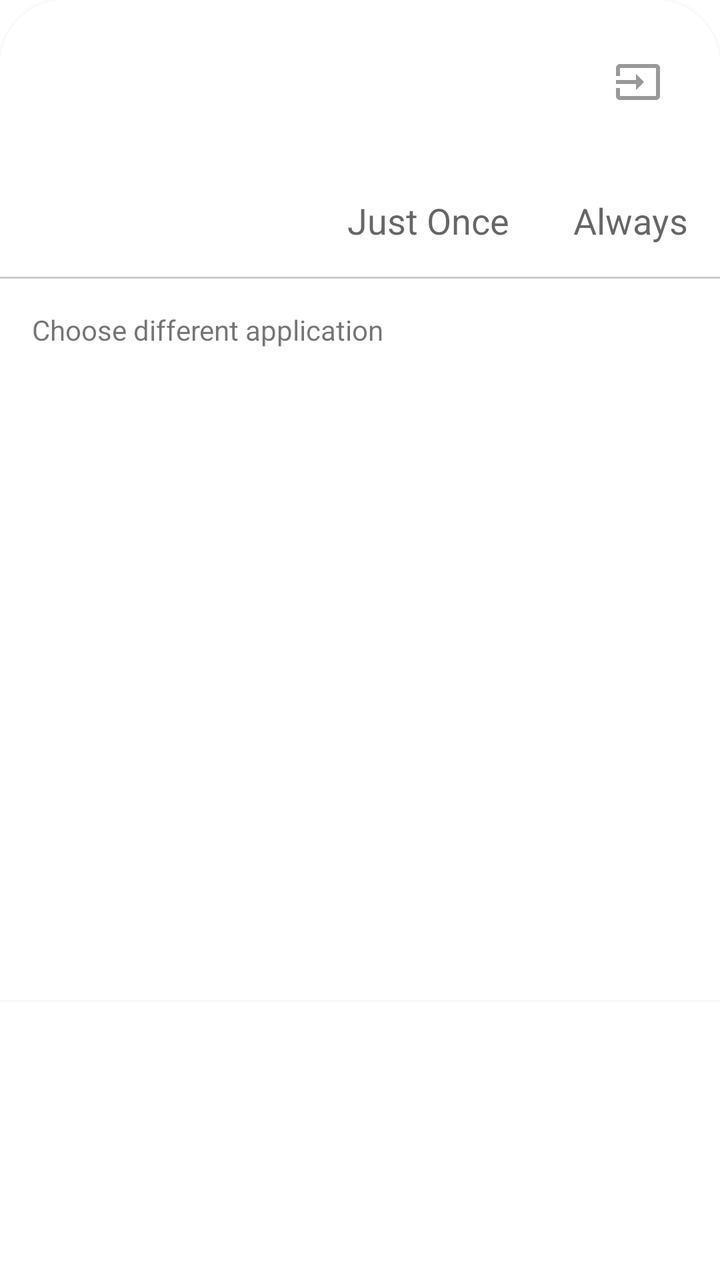
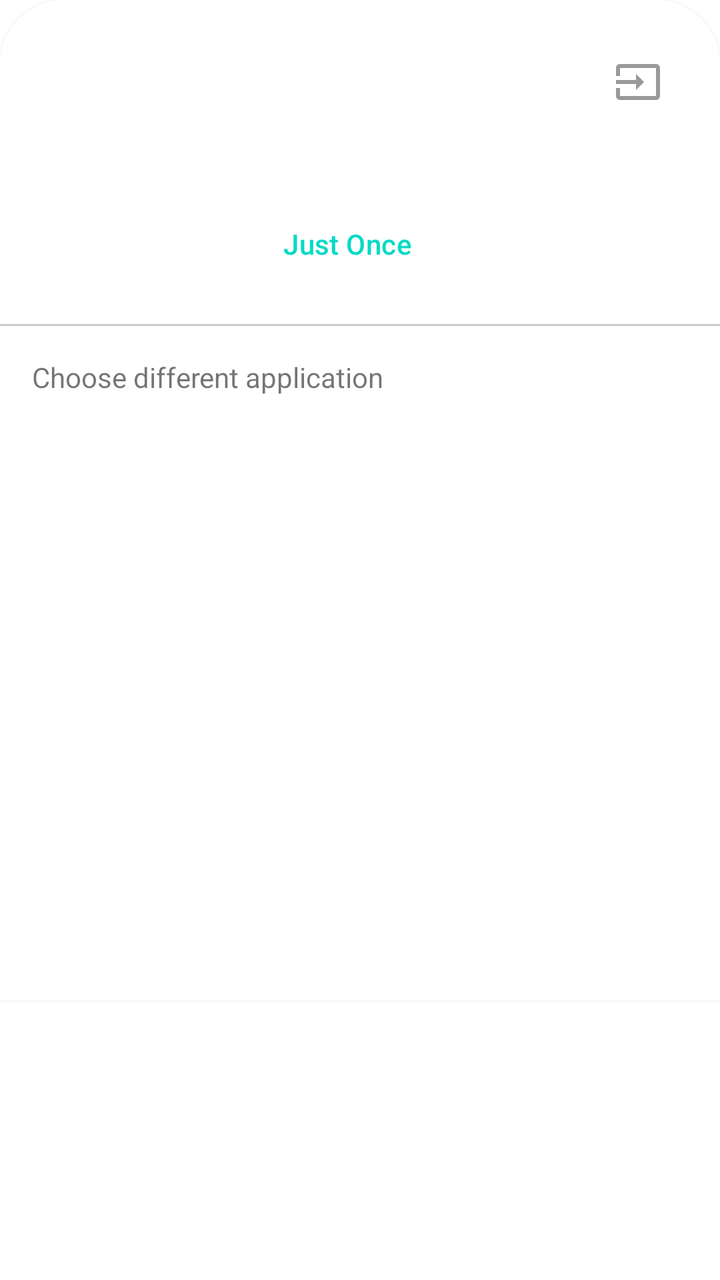

Compare the two renders of this Android layout. The source of the first and the diff that turns it into the second are given below.
<!-- AndroidManifest.xml: fallback theme Theme.MaterialComponents.DayNight.NoActionBar -->
<!-- res/layout/fragment_open_file_dialog.xml -->
<?xml version="1.0" encoding="utf-8"?>
<androidx.constraintlayout.widget.ConstraintLayout
    xmlns:android="http://schemas.android.com/apk/res/android"
    xmlns:app="http://schemas.android.com/apk/res-auto"
    android:id="@+id/parent"
    android:layout_width="@dimen/material_sheet_peek_height"
    android:layout_height="wrap_content"
    android:maxHeight="@dimen/material_sheet_height"
    android:background="@drawable/shape_dialog_bottomsheet_white"
    android:elevation="@dimen/material_generic_card_elevation"
    >
    <androidx.appcompat.widget.AppCompatImageView
        android:id="@+id/last_app_image"
        android:layout_width="60dp"
        android:layout_height="60dp"
        app:layout_constraintStart_toStartOf="parent"
        app:layout_constraintTop_toTopOf="parent"
        android:layout_marginLeft="@dimen/material_generic"
        android:layout_marginStart="@dimen/material_generic"
        android:layout_marginTop="@dimen/material_generic_medium"
        />
    <androidx.appcompat.widget.AppCompatTextView
        android:id="@+id/last_app_title"
        android:layout_width="wrap_content"
        android:layout_height="wrap_content"
        app:layout_constraintLeft_toRightOf="@id/last_app_image"
        app:layout_constraintTop_toTopOf="parent"
        android:layout_marginLeft="@dimen/material_generic"
        android:layout_marginStart="@dimen/material_generic_medium"
        android:layout_marginTop="@dimen/material_generic_medium"
        android:textAppearance="@style/TextAppearance.AppCompat.Large"
        />
    <androidx.appcompat.widget.AppCompatImageButton
        android:id="@+id/open_as_button"
        android:layout_width="50dp"
        android:layout_height="50dp"
        app:layout_constraintRight_toRightOf="parent"
        app:layout_constraintTop_toTopOf="parent"
        android:background="@drawable/ripple_focusable"
        app:srcCompat="@drawable/ic_baseline_input_24"
        android:focusable="true"
        android:layout_margin="@dimen/material_generic"
        />
    <androidx.appcompat.widget.AppCompatTextView
        android:id="@+id/always_button"
        android:layout_width="wrap_content"
        android:layout_height="wrap_content"
        android:text="@string/always"
        android:background="@drawable/ripple_focusable"
        android:focusable="true"
        app:layout_constraintRight_toRightOf="parent"
        app:layout_constraintTop_toBottomOf="@id/open_as_button"
        android:layout_marginTop="@dimen/material_generic_medium"
        android:layout_marginRight="@dimen/material_generic"
        android:layout_marginEnd="@dimen/material_generic"
        android:textAppearance="@style/TextAppearance.AppCompat.Medium"
        />
    <androidx.appcompat.widget.AppCompatTextView
        android:id="@+id/just_once_button"
        android:layout_width="wrap_content"
        android:layout_height="wrap_content"
        android:text="@string/just_once"
        android:background="@drawable/ripple_focusable"
        android:focusable="true"
        app:layout_constraintRight_toLeftOf="@+id/always_button"
        app:layout_constraintTop_toBottomOf="@id/open_as_button"
        android:layout_marginTop="@dimen/material_generic_medium"
        android:layout_marginRight="@dimen/material_generic"
        android:layout_marginEnd="@dimen/material_generic_medium"
        android:textAppearance="@style/TextAppearance.AppCompat.Medium"
        />
    <View
        android:id="@+id/divider"
        android:layout_width="match_parent"
        android:layout_height="@dimen/height_divider"
        app:layout_constraintTop_toBottomOf="@+id/just_once_button"
        android:background="@color/divider_translucent"
        android:layout_marginTop="@dimen/material_generic"
        />

    <androidx.appcompat.widget.AppCompatTextView
        android:id="@+id/choose_different_app_text_view"
        android:layout_width="wrap_content"
        android:layout_height="wrap_content"
        android:text="@string/choose_different_app"
        app:layout_constraintTop_toBottomOf="@id/divider"
        app:layout_constraintLeft_toLeftOf="parent"
        android:layout_margin="@dimen/material_generic"
        />

    <androidx.recyclerview.widget.RecyclerView
        android:id="@+id/apps_recycler_view"
        android:layout_width="match_parent"
        android:layout_height="@dimen/material_sheet_listview_height"
        app:layout_constraintTop_toBottomOf="@+id/choose_different_app_text_view"
        android:layout_marginTop="@dimen/material_generic"
        android:descendantFocusability="afterDescendants"
        />

</androidx.constraintlayout.widget.ConstraintLayout>
<!-- resources referenced by this layout -->
<resources>
  <color name="divider_translucent">#50575757</color>
  <dimen name="height_divider">1dp</dimen>
  <dimen name="material_generic">16dp</dimen>
  <dimen name="material_generic_card_elevation">4dp</dimen>
  <dimen name="material_generic_medium">32dp</dimen>
  <dimen name="material_sheet_height">500dp</dimen>
  <dimen name="material_sheet_listview_height">300dp</dimen>
  <dimen name="material_sheet_peek_height">400dp</dimen>
  <string name="always">Always</string>
  <string name="choose_different_app">Choose different application</string>
  <string name="just_once">Just Once</string>
  <color name="grey_translucent">#59666666</color>
  <!-- unchanged entries left out for length: 4 -->
</resources>

<!-- the commit's change to res/layout/fragment_open_file_dialog.xml (unified diff, before → after) -->
@@ -41,33 +41,31 @@
         android:focusable="true"
         android:layout_margin="@dimen/material_generic"
         />
-    <androidx.appcompat.widget.AppCompatTextView
+    <com.google.android.material.button.MaterialButton
         android:id="@+id/always_button"
+        style="@style/AmazeModDialogActionButtonPrimary"
         android:layout_width="wrap_content"
-        android:layout_height="wrap_content"
+        android:layout_height="48dp"
         android:text="@string/always"
-        android:background="@drawable/ripple_focusable"
         android:focusable="true"
         app:layout_constraintRight_toRightOf="parent"
         app:layout_constraintTop_toBottomOf="@id/open_as_button"
         android:layout_marginTop="@dimen/material_generic_medium"
         android:layout_marginRight="@dimen/material_generic"
         android:layout_marginEnd="@dimen/material_generic"
-        android:textAppearance="@style/TextAppearance.AppCompat.Medium"
         />
-    <androidx.appcompat.widget.AppCompatTextView
+    <com.google.android.material.button.MaterialButton
         android:id="@+id/just_once_button"
+        style="@style/AmazeModDialogActionButtonSecondary"
         android:layout_width="wrap_content"
-        android:layout_height="wrap_content"
+        android:layout_height="48dp"
         android:text="@string/just_once"
-        android:background="@drawable/ripple_focusable"
         android:focusable="true"
         app:layout_constraintRight_toLeftOf="@+id/always_button"
         app:layout_constraintTop_toBottomOf="@id/open_as_button"
         android:layout_marginTop="@dimen/material_generic_medium"
         android:layout_marginRight="@dimen/material_generic"
         android:layout_marginEnd="@dimen/material_generic_medium"
-        android:textAppearance="@style/TextAppearance.AppCompat.Medium"
         />
     <View
         android:id="@+id/divider"
<!-- resource entries referenced after the edit -->
@@ -11,6 +11,75 @@
   <string name="always">Always</string>
   <string name="choose_different_app">Choose different application</string>
   <string name="just_once">Just Once</string>
+  <style name="AmazeModDialogActionButtonPrimary" parent="Widget.MaterialComponents.Button.TextButton.Dialog">
+          <item name="android:background">@drawable/amaze_mod_dialog_action_primary</item>
+          <item name="android:minHeight">48dp</item>
+          <item name="android:minWidth">80dp</item>
+          <item name="android:paddingStart">20dp</item>
+          <item name="android:paddingEnd">20dp</item>
+          <item name="android:paddingLeft">20dp</item>
+          <item name="android:paddingRight">20dp</item>
+          <item name="android:textAllCaps">false</item>
+          <item name="android:fontFamily">sans-serif-medium</item>
+          <item name="android:textStyle">normal</item>
+          <item name="android:textSize">14sp</item>
+          <item name="android:letterSpacing">0.01</item>
+          <item name="android:textColor">?android:attr/textColorPrimaryInverse</item>
+          <item name="android:layout_marginStart">4dp</item>
+          <item name="android:layout_marginEnd">4dp</item>
+      </style>
+  <style name="AmazeModDialogActionButtonSecondary" parent="Widget.MaterialComponents.Button.TextButton.Dialog">
+          <item name="android:background">@drawable/amaze_mod_dialog_action_secondary</item>
+          <item name="android:minHeight">48dp</item>
+          <item name="android:minWidth">80dp</item>
+          <item name="android:paddingStart">20dp</item>
+          <item name="android:paddingEnd">20dp</item>
+          <item name="android:paddingLeft">20dp</item>
+          <item name="android:paddingRight">20dp</item>
+          <item name="android:textAllCaps">false</item>
+          <item name="android:fontFamily">sans-serif-medium</item>
+          <item name="android:textStyle">normal</item>
+          <item name="android:textSize">14sp</item>
+          <item name="android:letterSpacing">0.01</item>
+          <item name="android:textColor">?attr/colorAccent</item>
+          <item name="android:layout_marginStart">4dp</item>
+          <item name="android:layout_marginEnd">4dp</item>
+      </style>
+  <!-- drawable amaze_mod_dialog_action_primary (drawable) -->
+  <?xml version="1.0" encoding="utf-8"?>
+  <ripple xmlns:android="http://schemas.android.com/apk/res/android"
+      android:color="?attr/colorControlHighlight">
+      <item>
+          <inset
+              android:insetLeft="2dp"
+              android:insetTop="2dp"
+              android:insetRight="2dp"
+              android:insetBottom="2dp">
+              <shape android:shape="rectangle">
+                  <solid android:color="?attr/colorAccent" />
+                  <corners android:radius="24dp" />
+              </shape>
+          </inset>
+      </item>
+  </ripple>
+  <!-- drawable amaze_mod_dialog_action_secondary (drawable) -->
+  <?xml version="1.0" encoding="utf-8"?>
+  <ripple xmlns:android="http://schemas.android.com/apk/res/android"
+      android:color="?attr/colorControlHighlight">
+      <item>
+          <inset
+              android:insetLeft="2dp"
+              android:insetTop="2dp"
+              android:insetRight="2dp"
+              android:insetBottom="2dp">
+              <shape android:shape="rectangle">
+                  <solid android:color="@android:color/transparent" />
+                  <stroke android:width="1dp" android:color="?attr/colorControlNormal" />
+                  <corners android:radius="24dp" />
+              </shape>
+          </inset>
+      </item>
+  </ripple>
   <color name="grey_translucent">#59666666</color>
   <!-- unchanged entries left out for length: 4 -->
 </resources>
